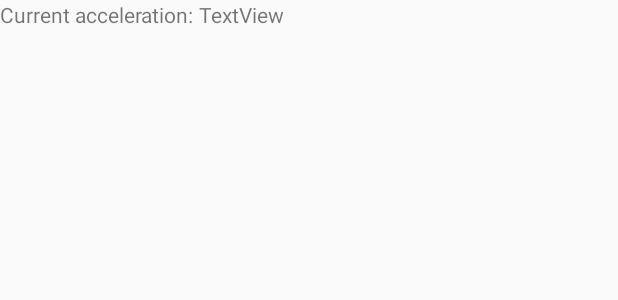
After one commit to unit02/LuggageTracker, an Android app: the layout fragment_accelerometer.xml on its own in the app's theme, with its tools: preview values and no code run, on a phone screen of 412 x 824 dp. The commit adds this screen. Shown: the top 300 px of the screen. Run offline under Robolectric (Android 15) with nearby library versions, the phone set to English and light mode, and no system bars.

Commit message:
Added the layout files for the new fragments

```diff
--- a/app/src/main/java/mecs/hci/luggagetracker/ConnectionActivity.java
+++ b/app/src/main/java/mecs/hci/luggagetracker/ConnectionActivity.java
@@ -32,7 +32,6 @@ public class ConnectionActivity extends AppCompatActivity {
 private TextView loadingProgressTextView;
 private BluetoothAdapter bluetoothAdapter;
 private ProgressBar loadingSpinner;
-
 
     @Override
     protected void onCreate(Bundle savedInstanceState) {
--- /dev/null
+++ b/app/src/main/res/layout/fragment_accelerometer.xml
@@ -0,0 +1,21 @@
+<RelativeLayout xmlns:android="http://schemas.android.com/apk/res/android"
+    xmlns:tools="http://schemas.android.com/tools"
+    android:layout_width="match_parent"
+    android:layout_height="match_parent"
+    tools:context="mecs.hci.luggagetracker.AccelerometerFragment">
+
+    <TextView
+        android:text="Current acceleration: "
+        android:layout_width="wrap_content"
+        android:layout_height="wrap_content"
+        android:id="@+id/currentaccelerometerTitleTextView"
+        />
+    <TextView
+        android:text="TextView"
+        android:layout_width="wrap_content"
+        android:layout_height="wrap_content"
+        android:id="@+id/currentcurrentaccelerometerTitleTextViewTextView"
+        android:layout_toRightOf="@id/currentaccelerometerTitleTextView"/>
+
+
+</RelativeLayout>
```
Also changed, not shown: app/src/main/java/mecs/hci/luggagetracker/LightFragment.java (+7 -17 lines), app/src/main/java/mecs/hci/luggagetracker/LocationFragment.java (+7 -17 lines), app/src/main/res/layout/fragment_light.xml (added, +21 -0 lines), app/src/main/res/layout/fragment_location.xml (added, +21 -0 lines).
